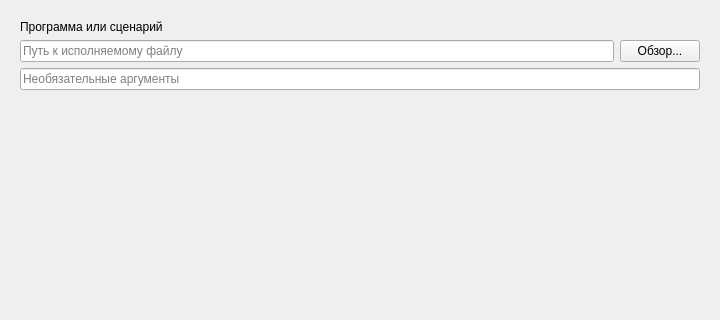
This is Scheduler/src/pages/pages.ui in Tivlas/task-scheduler as Qt 5 draws it before an edit; both pictures show x 0 to 720 and y 0 to 320 of the 720 by 527 pixel window. The edited form follows.
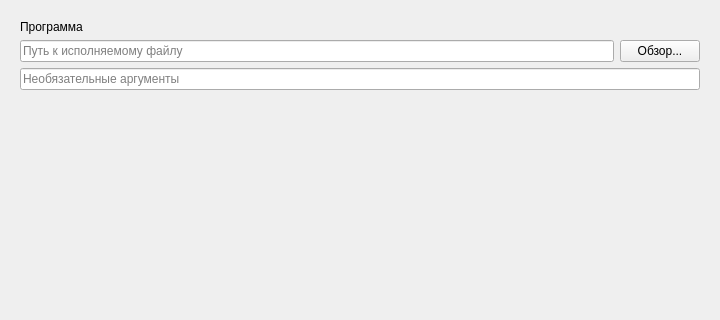
This is the edited form. The open tabs and pages were chosen to show the change.

Commit message: Имена окнам добавил.

Patch:
```diff
--- a/Scheduler/src/pages/pages.ui
+++ b/Scheduler/src/pages/pages.ui
@@ -345,7 +345,7 @@
        <item row="0" column="0">
         <widget class="QLabel" name="label_10">
          <property name="text">
-          <string>Программа или сценарий</string>
+          <string>Программа</string>
          </property>
         </widget>
        </item>
```
The commit also changes 3 other files.
